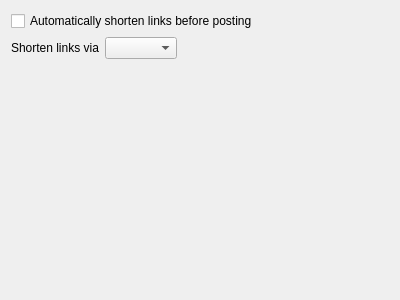
This is plugins/urlshortener/urlshortenerwidget.ui in ayoy/qtwitter as Qt 5 draws it before an edit. The edited form follows.
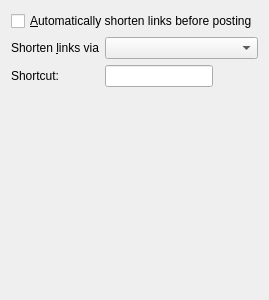
This is the edited form.

Commit message: Added URL shortening on demand using a customisable shortcut.

```diff
--- a/plugins/urlshortener/urlshortenerwidget.ui
+++ b/plugins/urlshortener/urlshortenerwidget.ui
@@ -6,7 +6,7 @@
    <rect>
     <x>0</x>
     <y>0</y>
-    <width>400</width>
+    <width>269</width>
     <height>300</height>
    </rect>
   </property>
@@ -14,29 +14,49 @@
    <string>Form</string>
   </property>
   <layout class="QFormLayout" name="formLayout">
-   <property name="fieldGrowthPolicy">
-    <enum>QFormLayout::ExpandingFieldsGrow</enum>
-   </property>
    <item row="0" column="0" colspan="2">
     <widget class="QCheckBox" name="chbAuto">
      <property name="text">
-      <string>Automatically shorten links before posting</string>
+      <string>&amp;Automatically shorten links before posting</string>
      </property>
     </widget>
    </item>
+   <item row="3" column="0">
+    <widget class="QLabel" name="lblShortcut">
+     <property name="text">
+      <string>Shortcut:</string>
+     </property>
+     <property name="buddy">
+      <cstring>lineShortcut</cstring>
+     </property>
+    </widget>
+   </item>
+   <item row="3" column="1">
+    <widget class="QLineEdit" name="lineShortcut">
+     <property name="enabled">
+      <bool>true</bool>
+     </property>
+     <property name="sizePolicy">
+      <sizepolicy hsizetype="Fixed" vsizetype="Fixed">
+       <horstretch>0</horstretch>
+       <verstretch>0</verstretch>
+      </sizepolicy>
+     </property>
+    </widget>
+   </item>
+   <item row="2" column="1">
+    <widget class="QComboBox" name="comboShorten"/>
+   </item>
    <item row="2" column="0">
     <widget class="QLabel" name="lblshorten">
      <property name="text">
-      <string>Shorten links via</string>
+      <string>Shorten &amp;links via</string>
      </property>
      <property name="buddy">
       <cstring>comboShorten</cstring>
      </property>
     </widget>
    </item>
-   <item row="2" column="1">
-    <widget class="QComboBox" name="comboShorten"/>
-   </item>
   </layout>
  </widget>
  <resources/>
```
The commit also changes 8 other files.
